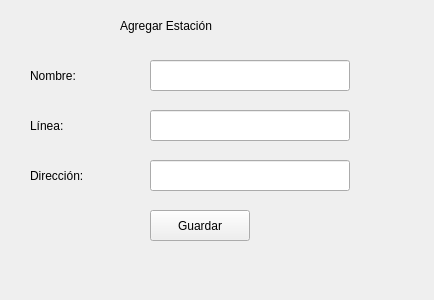
The window that Interfaces/AgregarEstacion.ui (DemonSlayer5768/Sistema-Tranporte-GDL) describes before a commit, drawn with Qt 5.
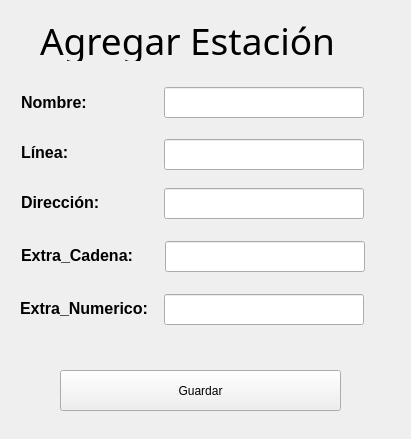
The same window after the commit.

The edit to the form file:
```diff
--- a/Interfaces/AgregarEstacion.ui
+++ b/Interfaces/AgregarEstacion.ui
@@ -6,10 +6,16 @@
    <rect>
     <x>0</x>
     <y>0</y>
-    <width>434</width>
-    <height>300</height>
+    <width>411</width>
+    <height>439</height>
    </rect>
   </property>
+  <property name="maximumSize">
+   <size>
+    <width>16777215</width>
+    <height>16777215</height>
+   </size>
+  </property>
   <property name="windowTitle">
    <string>Agregar Estación</string>
   </property>
@@ -17,12 +23,18 @@
   <widget class="QLabel" name="label">
    <property name="geometry">
     <rect>
-     <x>120</x>
-     <y>10</y>
-     <width>181</width>
-     <height>31</height>
+     <x>40</x>
+     <y>20</y>
+     <width>301</width>
+     <height>41</height>
     </rect>
    </property>
+   <property name="font">
+    <font>
+     <family>MV Boli</family>
+     <pointsize>28</pointsize>
+    </font>
+   </property>
    <property name="text">
     <string>Agregar Estación</string>
    </property>
@@ -31,92 +43,171 @@
   <widget class="QLabel" name="label_nombre">
    <property name="geometry">
     <rect>
-     <x>30</x>
-     <y>60</y>
+     <x>21</x>
+     <y>87</y>
      <width>121</width>
      <height>31</height>
     </rect>
    </property>
+   <property name="font">
+    <font>
+     <family>Arial</family>
+     <pointsize>12</pointsize>
+     <weight>75</weight>
+     <bold>true</bold>
+    </font>
+   </property>
    <property name="text">
     <string>Nombre:</string>  
    </property>
   </widget>
-  
-  <widget class="QLineEdit" name="line_edit_nombre">
+  <widget class="QLineEdit" name="Tedit_Nombre">
    <property name="geometry">
     <rect>
-     <x>150</x>
-     <y>60</y>
+     <x>164</x>
+     <y>87</y>
      <width>200</width>
      <height>31</height>
     </rect>
    </property>
   </widget>
-
   <widget class="QLabel" name="label_linea">
    <property name="geometry">
     <rect>
-     <x>30</x>
-     <y>110</y>
+     <x>21</x>
+     <y>137</y>
      <width>121</width>
      <height>31</height>
     </rect>
    </property>
+   <property name="font">
+    <font>
+     <family>Arial</family>
+     <pointsize>12</pointsize>
+     <weight>75</weight>
+     <bold>true</bold>
+    </font>
+   </property>
    <property name="text">
     <string>Línea:</string>
    </property>
   </widget>
-
-  <widget class="QLineEdit" name="line_edit_linea">
+  <widget class="QLineEdit" name="Tedit_Linea">
    <property name="geometry">
     <rect>
-     <x>150</x>
-     <y>110</y>
+     <x>164</x>
+     <y>139</y>
      <width>200</width>
      <height>31</height>
     </rect>
    </property>
   </widget>
-
   <widget class="QLabel" name="label_direccion">
    <property name="geometry">
     <rect>
-     <x>30</x>
-     <y>160</y>
+     <x>21</x>
+     <y>187</y>
      <width>121</width>
      <height>31</height>
     </rect>
    </property>
+   <property name="font">
+    <font>
+     <family>Arial</family>
+     <pointsize>12</pointsize>
+     <weight>75</weight>
+     <bold>true</bold>
+    </font>
+   </property>
    <property name="text">
     <string>Dirección:</string>
    </property>
   </widget>
-
-  <widget class="QLineEdit" name="line_edit_direccion">
+  <widget class="QLineEdit" name="Tedit_Direccion">
    <property name="geometry">
     <rect>
-     <x>150</x>
-     <y>160</y>
+     <x>164</x>
+     <y>188</y>
      <width>200</width>
      <height>31</height>
     </rect>
    </property>
   </widget>
-
   <widget class="QPushButton" name="btn_guardar">
    <property name="geometry">
     <rect>
-     <x>150</x>
-     <y>210</y>
-     <width>100</width>
-     <height>31</height>
+     <x>60</x>
+     <y>370</y>
+     <width>281</width>
+     <height>41</height>
     </rect>
    </property>
    <property name="text">
     <string>Guardar</string>
    </property>
   </widget>
-
+  <widget class="QLabel" name="label_2">
+   <property name="geometry">
+    <rect>
+     <x>21</x>
+     <y>247</y>
+     <width>121</width>
+     <height>16</height>
+    </rect>
+   </property>
+   <property name="font">
+    <font>
+     <family>Arial</family>
+     <pointsize>12</pointsize>
+     <weight>75</weight>
+     <bold>true</bold>
+    </font>
+   </property>
+   <property name="text">
+    <string>Extra_Cadena:</string>
+   </property>
+  </widget>
+  <widget class="QLineEdit" name="Tedit_EC">
+   <property name="geometry">
+    <rect>
+     <x>165</x>
+     <y>241</y>
+     <width>200</width>
+     <height>31</height>
+    </rect>
+   </property>
+  </widget>
+  <widget class="QLineEdit" name="Tedit_EN">
+   <property name="geometry">
+    <rect>
+     <x>164</x>
+     <y>294</y>
+     <width>200</width>
+     <height>31</height>
+    </rect>
+   </property>
+  </widget>
+  <widget class="QLabel" name="label_3">
+   <property name="geometry">
+    <rect>
+     <x>20</x>
+     <y>300</y>
+     <width>131</width>
+     <height>16</height>
+    </rect>
+   </property>
+   <property name="font">
+    <font>
+     <family>Arial</family>
+     <pointsize>12</pointsize>
+     <weight>75</weight>
+     <bold>true</bold>
+    </font>
+   </property>
+   <property name="text">
+    <string>Extra_Numerico:</string>
+   </property>
+  </widget>
  </widget>
  <resources/>
  <connections/>
```
Left out of the diff: 4 changed lines with no effect on the pictures.
